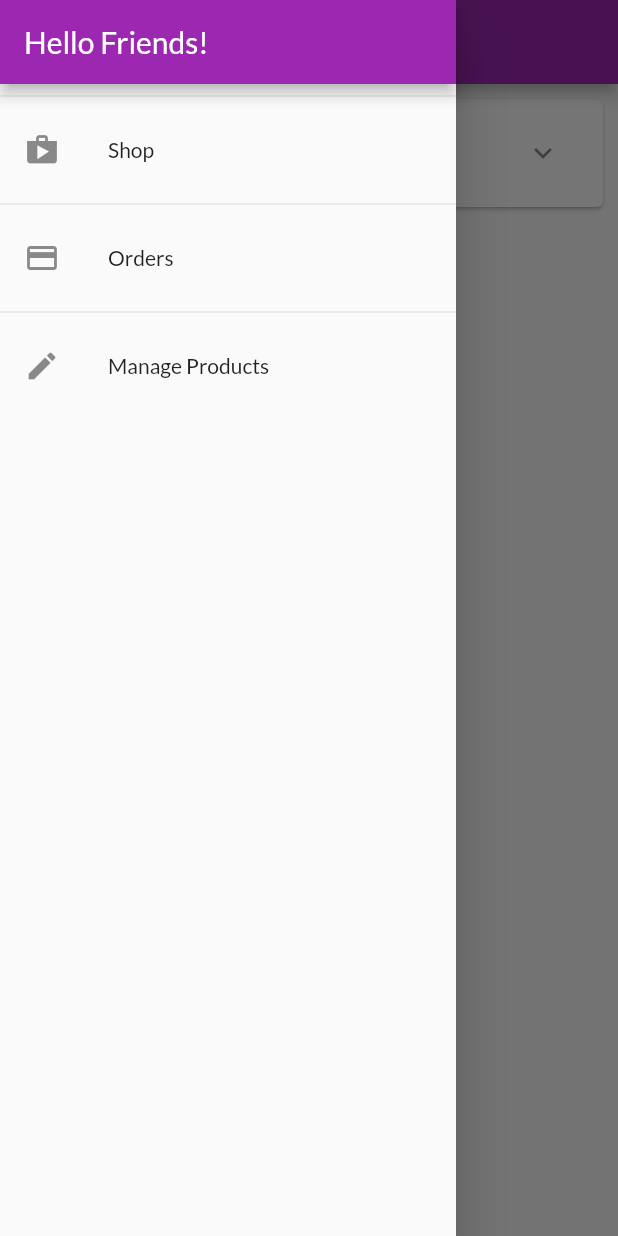
After one commit to vphatt/Myshop, a Flutter app: the OrdersScreen screen opened by its route, with the side drawer open, on a phone screen of 412 x 824 dp. The commit adds this screen. Run offline on Flutter 3.47's test engine with Material 2 defaults, Android fonts, the phone set to English and light mode, and no system bars; network calls fail.

Commit message:
Xay dung drawer va dinh tuyen theo ten

```diff
--- a/lib/ui/orders/orders_screen.dart
+++ b/lib/ui/orders/orders_screen.dart
@@ -1,9 +1,11 @@
 import 'package:flutter/material.dart';
+import 'package:myshop/ui/shared/app_drawer.dart';
 
 import 'orders_manager.dart';
 import 'order_item_card.dart';
 
 class OrdersScreen extends StatelessWidget {
+  static const routeName = '/orders';
   const OrdersScreen({super.key});
 
   @override
@@ -14,6 +16,7 @@ class OrdersScreen extends StatelessWidget {
       appBar: AppBar(
         title: const Text('Your Orders'),
       ),
+      drawer: const AppDrawer(),
       body: ListView.builder(
         itemCount: ordersManager.orderCount,
         itemBuilder: (ctx, i) => OrderItemCard(ordersManager.orders[i]),
--- a/lib/ui/products/product_detail_screen.dart
+++ b/lib/ui/products/product_detail_screen.dart
@@ -3,6 +3,7 @@ import 'package:flutter/material.dart';
 import '../../models/product.dart';
 
 class ProductDetailScreen extends StatelessWidget {
+  static const routeName = '/product-detail';
   const ProductDetailScreen(
     this.product, {
       super.key,
--- a/lib/ui/products/product_overview_screen.dart
+++ b/lib/ui/products/product_overview_screen.dart
@@ -1,4 +1,6 @@
 import 'package:flutter/material.dart';
+import 'package:myshop/ui/cart/cart_screen.dart';
+import '../shared/app_drawer.dart';
 
 import 'products_grid.dart';
 
@@ -24,6 +26,7 @@ class _ProductsOverviewScreenState extends State<ProductsOverviewScreen> {
           buildShoppingCartIcon(),
         ],
       ),
+      drawer: const AppDrawer(),
       body: ProductsGrid(_showOnlyFavorites),
     );
   }
@@ -33,7 +36,7 @@ class _ProductsOverviewScreenState extends State<ProductsOverviewScreen> {
         Icons.shopping_cart,
       ),
       onPressed: () {
-        print("Go to cart screen");
+        Navigator.of(context).pushNamed(CartScreen.routeName);
       },
     );
   }
--- a/lib/ui/products/products_manager.dart
+++ b/lib/ui/products/products_manager.dart
@@ -49,4 +49,8 @@ class ProductsManager {
   List<Product> get favoriteItems {
     return _items.where((prodItem) => prodItem.isFavorite).toList();
   }
+
+  Product findById(String id) {
+    return _items.firstWhere((prod) => prod.id == id);
+  }
 }
--- a/lib/ui/products/user_products_screen.dart
+++ b/lib/ui/products/user_products_screen.dart
@@ -1,9 +1,11 @@
 import 'package:flutter/material.dart';
+import '../shared/app_drawer.dart';
 
 import 'user_product_list_tile.dart';
 import 'products_manager.dart';
 
 class UserProductsScreen extends StatelessWidget {
+  static const routeName = '/user-products';
   const UserProductsScreen({super.key});
 
   @override
@@ -16,6 +18,7 @@ class UserProductsScreen extends StatelessWidget {
           buildAddButton(),
         ],
       ),
+      drawer: const AppDrawer(),
       body: RefreshIndicator(
         onRefresh: () async => print('refresh products'),
         child: buildUserProductListView(productsManager),
--- /dev/null
+++ b/lib/ui/screens.dart
@@ -0,0 +1,10 @@
+export 'products/product_overview_screen.dart';
+export 'products/product_detail_screen.dart';
+export 'products/user_products_screen.dart';
+export 'products/products_manager.dart';
+
+export 'orders/orders_screen.dart';
+export 'orders/orders_manager.dart';
+
+export 'cart/cart_screen.dart';
+export 'cart/cart_screen.dart';
--- /dev/null
+++ b/lib/ui/shared/app_drawer.dart
@@ -0,0 +1,46 @@
+import 'package:flutter/material.dart';
+
+import '../orders/orders_screen.dart';
+import '../products/user_products_screen.dart';
+
+class AppDrawer extends StatelessWidget {
+  const AppDrawer({super.key});
+
+  @override
+  Widget build(BuildContext context) {
+    return Drawer(
+      child: Column(
+        children: <Widget>[
+          AppBar(
+            title: const Text('Hello Friends!'),
+            automaticallyImplyLeading: false,
+          ),
+          const Divider(),
+          ListTile(
+            leading: const Icon(Icons.shop),
+            title: const Text('Shop'),
+            onTap: () {
+              Navigator.of(context).pushReplacementNamed('/');
+            },
+          ),
+          const Divider(),
+          ListTile(
+            leading: const Icon(Icons.payment),
+            title: const Text('Orders'),
+            onTap: () {
+              Navigator.of(context).pushReplacementNamed(OrdersScreen.routeName);
+            },
+          ),
+          const Divider(),
+          ListTile(
+            leading: const Icon(Icons.edit),
+            title: const Text('Manage Products'),
+            onTap: () {
+              Navigator.of(context).pushReplacementNamed(UserProductsScreen.routeName);
+            },
+          ),
+        ],
+      ),
+    );
+  }
+}
```
Also changed, not shown: lib/main.dart (+24 -9 lines), lib/ui/products/product_grid_tile.dart (+3 -4 lines).
